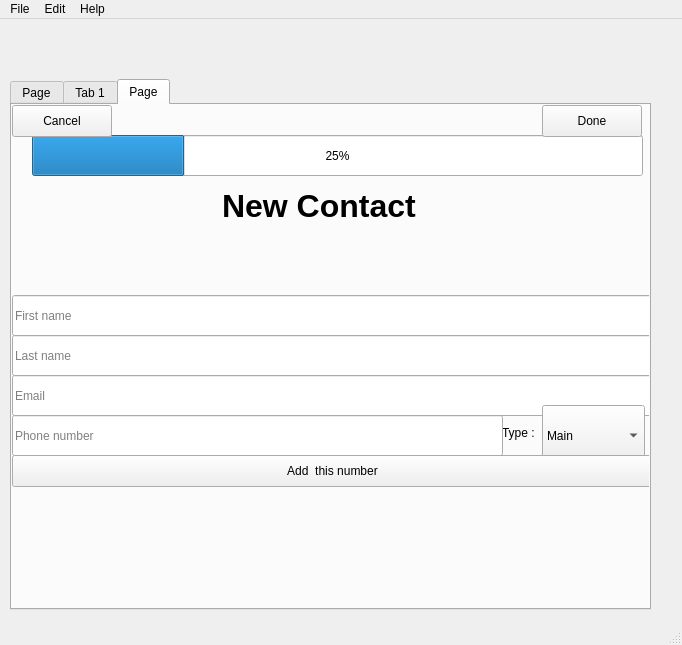
Above: mainwindow.ui from frnth/ESA-NIK before the change. Below: the same form after it.
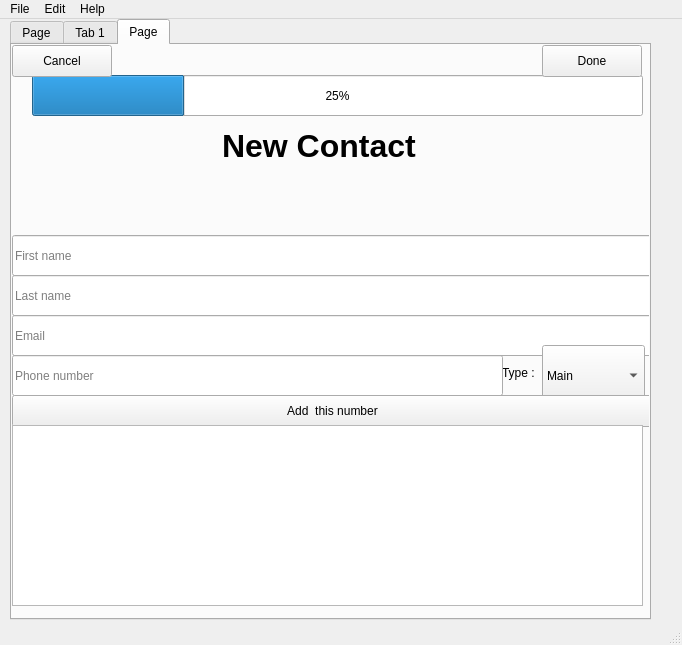
That is the form after the change.

```diff
--- a/mainwindow.ui
+++ b/mainwindow.ui
@@ -18,9 +18,9 @@
     <property name="geometry">
      <rect>
       <x>10</x>
-      <y>60</y>
+      <y>0</y>
       <width>641</width>
-      <height>531</height>
+      <height>601</height>
      </rect>
     </property>
     <property name="currentIndex">
@@ -335,6 +335,16 @@
        <string>Add  this number</string>
       </property>
      </widget>
+     <widget class="QTextEdit" name="textEdit">
+      <property name="geometry">
+       <rect>
+        <x>0</x>
+        <y>380</y>
+        <width>631</width>
+        <height>181</height>
+       </rect>
+      </property>
+     </widget>
     </widget>
    </widget>
   </widget>
```
Left out of the diff: 2 changed lines with no effect on the pictures.
